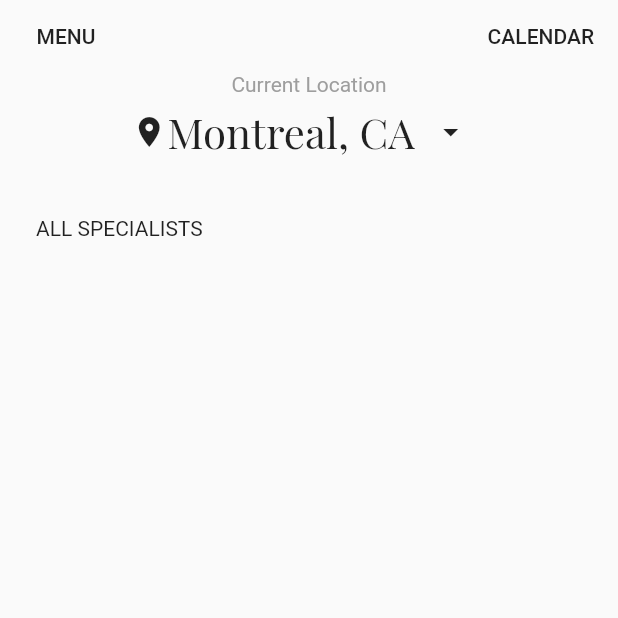
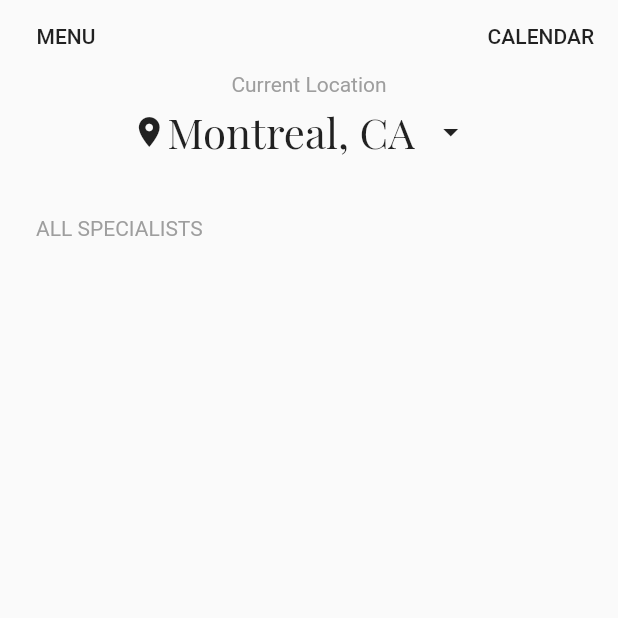
Before and after one commit to JAICHANGPARK/flutter_notebook_8th_story, a Flutter app: the screen it shows after launch, on a phone screen of 412 x 824 dp, the top half of it. Run offline on Flutter 3.47's test engine with Material 2 defaults, Android fonts, the phone set to English and light mode, and no system bars; our stand-ins replace google_fonts.

Commit message:
Update medical_home_page.dart

```diff
--- a/lib/ep557_medical_app/medical_home_page.dart
+++ b/lib/ep557_medical_app/medical_home_page.dart
@@ -44,7 +44,9 @@ class _MedicalHomePageState extends State<MedicalHomePage> {
                 ),
                 Align(child: Padding(
                   padding: const EdgeInsets.only(left: 24, top: 32),
-                  child: Text("ALL SPECIALISTS"),
+                  child: Text("ALL SPECIALISTS", style: TextStyle(
+                    color: Colors.grey
+                  ),),
                 ),
                 alignment: Alignment.centerLeft,),
               ],
```
